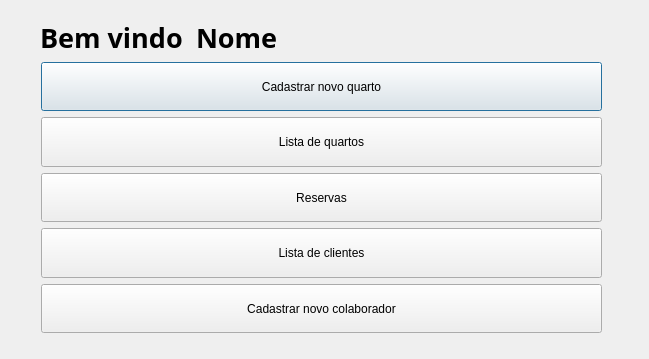
Above: colaboradores/telacolaborador.ui from ViniiGabriel/hotelQT before the change. Below: the same form after it.
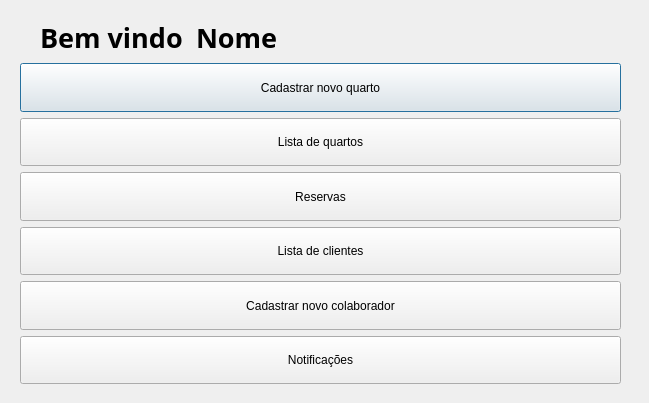
That is the form after the change.

What changed in the file:
```diff
--- a/colaboradores/telacolaborador.ui
+++ b/colaboradores/telacolaborador.ui
@@ -7,7 +7,7 @@
     <x>0</x>
     <y>0</y>
     <width>649</width>
-    <height>359</height>
+    <height>403</height>
    </rect>
   </property>
   <property name="windowTitle">
@@ -66,13 +66,13 @@
     </item>
    </layout>
   </widget>
-  <widget class="QWidget" name="layoutWidget">
+  <widget class="QWidget" name="">
    <property name="geometry">
     <rect>
-     <x>41</x>
-     <y>62</y>
-     <width>561</width>
-     <height>271</height>
+     <x>20</x>
+     <y>63</y>
+     <width>601</width>
+     <height>321</height>
     </rect>
    </property>
    <layout class="QVBoxLayout" name="verticalLayout">
@@ -141,6 +141,19 @@
       </property>
      </widget>
     </item>
+    <item>
+     <widget class="QPushButton" name="btn_notificacoes">
+      <property name="sizePolicy">
+       <sizepolicy hsizetype="Minimum" vsizetype="Minimum">
+        <horstretch>0</horstretch>
+        <verstretch>0</verstretch>
+       </sizepolicy>
+      </property>
+      <property name="text">
+       <string>Notificações</string>
+      </property>
+     </widget>
+    </item>
    </layout>
   </widget>
  </widget>
```
